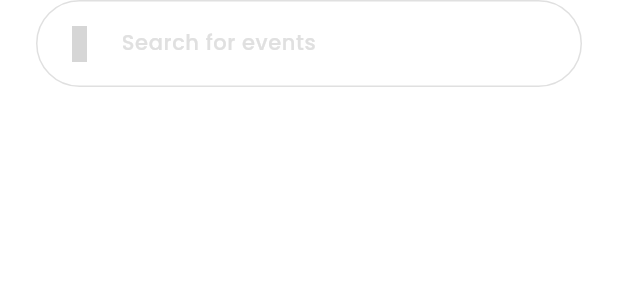
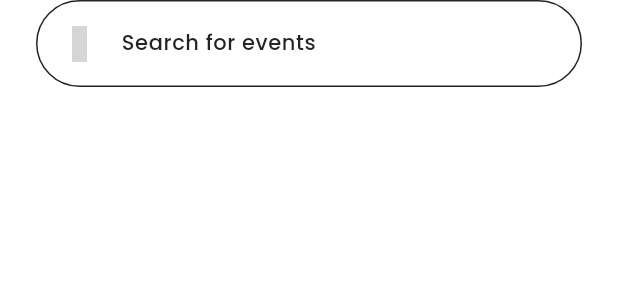
Before and after one commit to Dune-Global/uni_junction, a Flutter app: the TSearchContainer widget shown alone on an empty page, opened directly, on a phone screen of 412 x 824 dp. Shown: the top 300 px of the screen. Run offline on Flutter 3.47's test engine with Material 3 defaults, Android fonts, the phone set to English and light mode, and no system bars; our stand-ins replace cloud_firestore, firebase_auth, firebase_core, flutter_native_splash, get, get_storage and 5 more; accounts and stored records are empty; network calls fail; project files that could hold a hidden picture were left out; grey boxes are pictures that could not be loaded.

Commit message:
feat: Dynamic search container

```diff
--- a/lib/features/event/screens/home/widgets/search_container.dart
+++ b/lib/features/event/screens/home/widgets/search_container.dart
@@ -6,16 +6,18 @@ import 'package:uni_junction/utils/device/device_utility.dart';
 
 class TSearchContainer extends StatelessWidget {
   const TSearchContainer({
-    super.key,
+    Key? key,
     required this.text,
     this.icon,
     this.showBackground = true,
     this.showBorder = true,
-  });
+    this.color = TColors.grey,
+  }) : super(key: key);
 
   final String text;
   final IconData? icon;
   final bool showBackground, showBorder;
+  final Color color;
 
   @override
   Widget build(BuildContext context) {
@@ -27,21 +29,18 @@ class TSearchContainer extends StatelessWidget {
         decoration: BoxDecoration(
           color: Colors.transparent,
           borderRadius: BorderRadius.circular(TSizes.buttonRadiusFull),
-          border: Border.all(color: TColors.grey),
+          border: Border.all(color: color),
         ),
         child: Row(
           children: [
-            const Icon(
+            Icon(
               Iconsax.search_normal,
-              color: TColors.grey,
+              color: color,
             ),
             const SizedBox(width: TSizes.spaceBtwItems),
             Text(
               text,
-              style: Theme.of(context)
-                  .textTheme
-                  .bodySmall!
-                  .apply(color: TColors.grey),
+              style: Theme.of(context).textTheme.bodySmall!.apply(color: color),
             ),
           ],
         ),
```
Also changed, not shown: lib/features/event/screens/explore/class/category.dart (added, +9 -0 lines), lib/features/event/screens/explore/explore.dart (+43 -4 lines), 10 other files.
